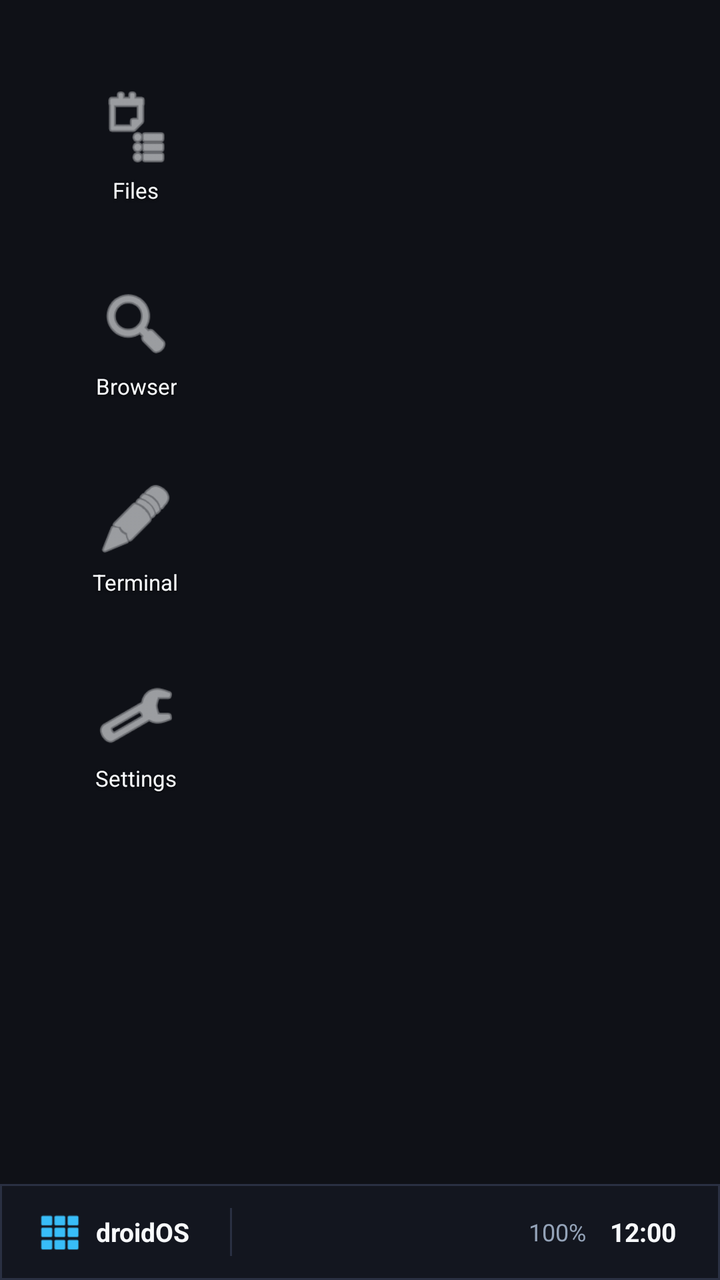
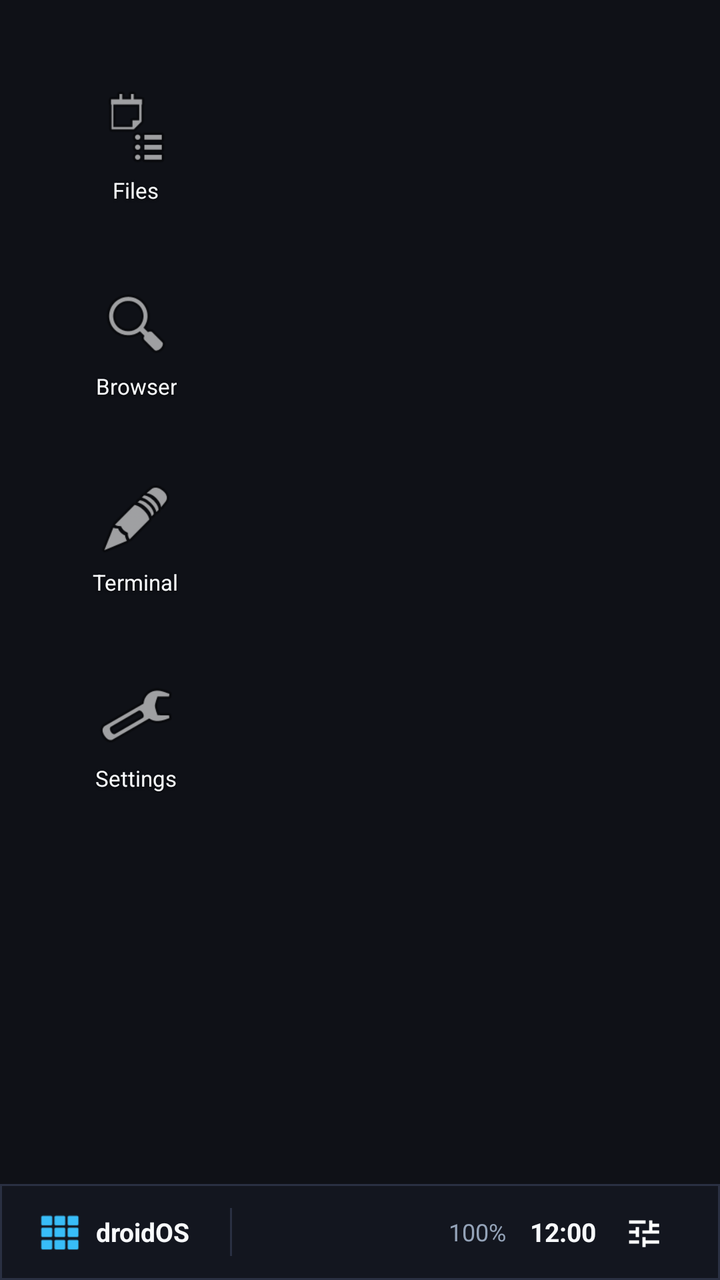

Compare the two renders of this Android layout. The source of the first and the diff that turns it into the second are given below.
<!-- AndroidManifest.xml: application theme Theme.DroidOS.Desktop -->
<!-- res/layout/activity_desktop.xml -->
<?xml version="1.0" encoding="utf-8"?>
<FrameLayout xmlns:android="http://schemas.android.com/apk/res/android"
    android:id="@+id/desktop_root"
    android:layout_width="match_parent"
    android:layout_height="match_parent"
    android:background="@color/desktop_bg">

    
    <LinearLayout
        android:id="@+id/desktop_canvas"
        android:layout_width="match_parent"
        android:layout_height="match_parent"
        android:orientation="vertical"
        android:layout_marginBottom="48dp"
        android:padding="24dp">

        
        <GridLayout
            android:id="@+id/desktop_grid"
            android:layout_width="wrap_content"
            android:layout_height="wrap_content"
            android:columnCount="1"
            android:orientation="vertical"
            android:alignmentMode="alignMargins"
            android:useDefaultMargins="true">

            
            <LinearLayout
                android:id="@+id/icon_files"
                android:layout_width="80dp"
                android:layout_height="90dp"
                android:orientation="vertical"
                android:gravity="center"
                android:background="@drawable/btn_taskbar_selector"
                android:focusable="true"
                android:clickable="true">
                <ImageView
                    android:layout_width="40dp"
                    android:layout_height="40dp"
                    android:src="@android:drawable/ic_menu_agenda"
                    android:tint="@color/text_white" />
                <TextView
                    android:layout_width="wrap_content"
                    android:layout_height="wrap_content"
                    android:text="Files"
                    style="@style/DesktopIconText"
                    android:layout_marginTop="4dp" />
            </LinearLayout>

            
            <LinearLayout
                android:id="@+id/icon_browser"
                android:layout_width="80dp"
                android:layout_height="90dp"
                android:orientation="vertical"
                android:gravity="center"
                android:background="@drawable/btn_taskbar_selector"
                android:focusable="true"
                android:clickable="true">
                <ImageView
                    android:layout_width="40dp"
                    android:layout_height="40dp"
                    android:src="@android:drawable/ic_menu_search"
                    android:tint="@color/text_white" />
                <TextView
                    android:layout_width="wrap_content"
                    android:layout_height="wrap_content"
                    android:text="Browser"
                    style="@style/DesktopIconText"
                    android:layout_marginTop="4dp" />
            </LinearLayout>

            
            <LinearLayout
                android:id="@+id/icon_terminal"
                android:layout_width="80dp"
                android:layout_height="90dp"
                android:orientation="vertical"
                android:gravity="center"
                android:background="@drawable/btn_taskbar_selector"
                android:focusable="true"
                android:clickable="true">
                <ImageView
                    android:layout_width="40dp"
                    android:layout_height="40dp"
                    android:src="@android:drawable/ic_menu_edit"
                    android:tint="@color/text_white" />
                <TextView
                    android:layout_width="wrap_content"
                    android:layout_height="wrap_content"
                    android:text="Terminal"
                    style="@style/DesktopIconText"
                    android:layout_marginTop="4dp" />
            </LinearLayout>

            
            <LinearLayout
                android:id="@+id/icon_settings"
                android:layout_width="80dp"
                android:layout_height="90dp"
                android:orientation="vertical"
                android:gravity="center"
                android:background="@drawable/btn_taskbar_selector"
                android:focusable="true"
                android:clickable="true">
                <ImageView
                    android:layout_width="40dp"
                    android:layout_height="40dp"
                    android:src="@android:drawable/ic_menu_preferences"
                    android:tint="@color/text_white" />
                <TextView
                    android:layout_width="wrap_content"
                    android:layout_height="wrap_content"
                    android:text="Settings"
                    style="@style/DesktopIconText"
                    android:layout_marginTop="4dp" />
            </LinearLayout>

        </GridLayout>

    </LinearLayout>

    
    <LinearLayout
        android:id="@+id/start_menu_container"
        android:layout_width="420dp"
        android:layout_height="480dp"
        android:layout_gravity="bottom|start"
        android:layout_marginBottom="54dp"
        android:layout_marginStart="12dp"
        android:background="@drawable/bg_start_menu"
        android:orientation="vertical"
        android:padding="16dp"
        android:visibility="gone"
        android:elevation="12dp">

        
        <EditText
            android:id="@+id/et_search_apps"
            android:layout_width="match_parent"
            android:layout_height="40dp"
            android:background="#252A3A"
            android:hint="@string/search_apps_hint"
            android:textColorHint="@color/text_muted"
            android:textColor="@color/text_white"
            android:paddingStart="12dp"
            android:paddingEnd="12dp"
            android:textSize="13sp"
            android:layout_marginBottom="12dp"
            android:singleLine="true" />

        
        <GridView
            android:id="@+id/gv_start_apps"
            android:layout_width="match_parent"
            android:layout_height="0dp"
            android:layout_weight="1"
            android:numColumns="4"
            android:verticalSpacing="8dp"
            android:horizontalSpacing="8dp"
            android:stretchMode="columnWidth"
            android:gravity="center" />

        
        <LinearLayout
            android:layout_width="match_parent"
            android:layout_height="40dp"
            android:orientation="horizontal"
            android:gravity="center_vertical"
            android:layout_marginTop="8dp">

            <Button
                android:id="@+id/btn_disconnect_desktop"
                android:layout_width="wrap_content"
                android:layout_height="match_parent"
                android:text="Disconnect"
                style="@style/TaskbarButton"
                android:textColor="#F87171"
                android:textSize="11sp" />

            <View
                android:layout_width="0dp"
                android:layout_height="1dp"
                android:layout_weight="1" />

            <TextView
                android:layout_width="wrap_content"
                android:layout_height="wrap_content"
                android:text="droidOS v1.0"
                android:textColor="@color/text_muted"
                android:textSize="11sp" />
        </LinearLayout>
    </LinearLayout>

    
    <LinearLayout
        android:id="@+id/taskbar"
        android:layout_width="match_parent"
        android:layout_height="48dp"
        android:layout_gravity="bottom"
        android:orientation="horizontal"
        android:gravity="center_vertical"
        android:background="@drawable/bg_taskbar"
        android:paddingStart="8dp"
        android:paddingEnd="8dp">

        
        <LinearLayout
            android:id="@+id/btn_start"
            android:layout_width="wrap_content"
            android:layout_height="match_parent"
            android:orientation="horizontal"
            android:gravity="center_vertical"
            android:background="@drawable/btn_taskbar_selector"
            android:paddingStart="12dp"
            android:paddingEnd="12dp"
            android:clickable="true"
            android:focusable="true">

            <ImageView
                android:layout_width="20dp"
                android:layout_height="20dp"
                android:src="@android:drawable/ic_dialog_dialer"
                android:tint="@color/accent_blue"
                android:layout_marginEnd="8dp" />

            <TextView
                android:layout_width="wrap_content"
                android:layout_height="wrap_content"
                android:text="@string/start_btn_label"
                android:textColor="@color/text_white"
                android:textStyle="bold"
                android:textSize="13sp" />
        </LinearLayout>

        
        <View
            android:layout_width="1dp"
            android:layout_height="24dp"
            android:background="@color/taskbar_border"
            android:layout_marginStart="8dp"
            android:layout_marginEnd="8dp" />

        
        <HorizontalScrollView
            android:layout_width="0dp"
            android:layout_height="match_parent"
            android:layout_weight="1"
            android:scrollbars="none">

            <LinearLayout
                android:id="@+id/running_tasks_container"
                android:layout_width="wrap_content"
                android:layout_height="match_parent"
                android:orientation="horizontal"
                android:gravity="center_vertical" />
        </HorizontalScrollView>

        
        <LinearLayout
            android:id="@+id/system_tray"
            android:layout_width="wrap_content"
            android:layout_height="match_parent"
            android:orientation="horizontal"
            android:gravity="center_vertical">

            
            <TextView
                android:id="@+id/tray_battery"
                android:layout_width="wrap_content"
                android:layout_height="wrap_content"
                android:text="100%"
                android:textColor="@color/text_dim"
                android:textSize="12sp"
                android:layout_marginEnd="12dp" />

            
            <TextView
                android:id="@+id/tray_clock"
                android:layout_width="wrap_content"
                android:layout_height="wrap_content"
                android:text="12:00"
                android:textColor="@color/text_white"
                android:textSize="13sp"
                android:textStyle="bold"
                android:layout_marginEnd="8dp" />

            
            <View
                android:id="@+id/btn_show_desktop"
                android:layout_width="6dp"
                android:layout_height="match_parent"
                android:background="@drawable/btn_taskbar_selector"
                android:clickable="true"
                android:focusable="true" />
        </LinearLayout>

    </LinearLayout>

</FrameLayout>
<!-- resources referenced by this layout -->
<resources>
  <!-- unchanged entries left out for length: 17 -->
</resources>

<!-- the commit's change to res/layout/activity_desktop.xml (unified diff, before → after) -->
@@ -4,6 +4,13 @@
     android:layout_width="match_parent"
     android:layout_height="match_parent"
     android:background="@color/desktop_bg">
+
+    
+    <ImageView
+        android:id="@+id/desktop_wallpaper"
+        android:layout_width="match_parent"
+        android:layout_height="match_parent"
+        android:scaleType="centerCrop" />
 
     
     <LinearLayout
@@ -35,10 +42,10 @@
                 android:focusable="true"
                 android:clickable="true">
                 <ImageView
+                    android:id="@+id/icon_files_img"
                     android:layout_width="40dp"
                     android:layout_height="40dp"
-                    android:src="@android:drawable/ic_menu_agenda"
-                    android:tint="@color/text_white" />
+                    android:src="@android:drawable/ic_menu_agenda" />
                 <TextView
                     android:layout_width="wrap_content"
                     android:layout_height="wrap_content"
@@ -58,10 +65,10 @@
                 android:focusable="true"
                 android:clickable="true">
                 <ImageView
+                    android:id="@+id/icon_browser_img"
                     android:layout_width="40dp"
                     android:layout_height="40dp"
-                    android:src="@android:drawable/ic_menu_search"
-                    android:tint="@color/text_white" />
+                    android:src="@android:drawable/ic_menu_search" />
                 <TextView
                     android:layout_width="wrap_content"
                     android:layout_height="wrap_content"
@@ -81,10 +88,10 @@
                 android:focusable="true"
                 android:clickable="true">
                 <ImageView
+                    android:id="@+id/icon_terminal_img"
                     android:layout_width="40dp"
                     android:layout_height="40dp"
-                    android:src="@android:drawable/ic_menu_edit"
-                    android:tint="@color/text_white" />
+                    android:src="@android:drawable/ic_menu_edit" />
                 <TextView
                     android:layout_width="wrap_content"
                     android:layout_height="wrap_content"
@@ -104,10 +111,10 @@
                 android:focusable="true"
                 android:clickable="true">
                 <ImageView
+                    android:id="@+id/icon_settings_img"
                     android:layout_width="40dp"
                     android:layout_height="40dp"
-                    android:src="@android:drawable/ic_menu_preferences"
-                    android:tint="@color/text_white" />
+                    android:src="@android:drawable/ic_menu_preferences" />
                 <TextView
                     android:layout_width="wrap_content"
                     android:layout_height="wrap_content"
@@ -286,6 +293,18 @@
                 android:layout_marginEnd="8dp" />
 
             
+            <ImageView
+                android:id="@+id/btn_quick_settings"
+                android:layout_width="32dp"
+                android:layout_height="32dp"
+                android:padding="6dp"
+                android:src="@drawable/ic_quick_settings"
+                android:background="@drawable/btn_taskbar_selector"
+                android:layout_marginEnd="8dp"
+                android:clickable="true"
+                android:focusable="true" />
+
+            
             <View
                 android:id="@+id/btn_show_desktop"
                 android:layout_width="6dp"
@@ -297,4 +316,290 @@
 
     </LinearLayout>
 
+    
+    <LinearLayout
+        android:id="@+id/quick_settings_container"
+        android:layout_width="320dp"
+        android:layout_height="wrap_content"
+        android:layout_gravity="bottom|end"
+        android:layout_marginEnd="12dp"
+        android:layout_marginBottom="56dp"
+        android:background="@drawable/bg_quick_settings"
+        android:orientation="vertical"
+        android:padding="16dp"
+        android:visibility="gone"
+        android:elevation="30dp">
+
+        
+        <LinearLayout
+            android:layout_width="match_parent"
+            android:layout_height="wrap_content"
+            android:orientation="horizontal"
+            android:gravity="center_vertical"
+            android:layout_marginBottom="16dp">
+
+            <TextView
+                android:layout_width="0dp"
+                android:layout_height="wrap_content"
+                android:layout_weight="1"
+                android:text="Control Center"
+                android:textColor="@color/text_white"
+                android:textSize="14sp"
+                android:textStyle="bold" />
+
+            
+            <ImageView
+                android:id="@+id/qs_btn_settings"
+                android:layout_width="28dp"
+                android:layout_height="28dp"
+                android:padding="4dp"
+                android:src="@android:drawable/ic_menu_preferences"
+                android:background="@drawable/btn_taskbar_selector"
+                android:clickable="true"
+                android:focusable="true" />
+        </LinearLayout>
+
+        
+        <GridLayout
+            android:layout_width="match_parent"
+            android:layout_height="wrap_content"
+            android:columnCount="2"
+            android:rowCount="2"
+            android:layout_marginBottom="16dp">
+
+            
+            <LinearLayout
+                android:id="@+id/qs_tile_wifi"
+                android:layout_width="0dp"
+                android:layout_height="56dp"
+                android:layout_columnWeight="1"
+                android:layout_marginEnd="4dp"
+                android:layout_marginBottom="8dp"
+                android:background="@drawable/btn_quick_tile"
+                android:orientation="horizontal"
+                android:gravity="center_vertical"
+                android:padding="10dp"
+                android:clickable="true"
+                android:focusable="true">
+                <ImageView
+                    android:layout_width="22dp"
+                    android:layout_height="22dp"
+                    android:src="@drawable/ic_wifi"
+                    android:layout_marginEnd="10dp" />
+                <LinearLayout
+                    android:layout_width="wrap_content"
+                    android:layout_height="wrap_content"
+                    android:orientation="vertical">
+                    <TextView
+                        android:layout_width="wrap_content"
+                        android:layout_height="wrap_content"
+                        android:text="Wi-Fi"
+                        android:textColor="@color/text_white"
+                        android:textSize="12sp"
+                        android:textStyle="bold" />
+                    <TextView
+                        android:id="@+id/qs_status_wifi"
+                        android:layout_width="wrap_content"
+                        android:layout_height="wrap_content"
+                        android:text="Active"
+                        android:textColor="@color/text_dim"
+                        android:textSize="10sp" />
+                </LinearLayout>
+            </LinearLayout>
+
+            
+            <LinearLayout
+                android:id="@+id/qs_tile_bluetooth"
+                android:layout_width="0dp"
+                android:layout_height="56dp"
+                android:layout_columnWeight="1"
+                android:layout_marginStart="4dp"
+                android:layout_marginBottom="8dp"
+                android:background="@drawable/btn_quick_tile"
+                android:orientation="horizontal"
+                android:gravity="center_vertical"
+                android:padding="10dp"
+                android:clickable="true"
+                android:focusable="true">
+                <ImageView
+                    android:layout_width="22dp"
+                    android:layout_height="22dp"
+                    android:src="@drawable/ic_bluetooth"
+                    android:layout_marginEnd="10dp" />
+                <LinearLayout
+                    android:layout_width="wrap_content"
+                    android:layout_height="wrap_content"
+                    android:orientation="vertical">
+                    <TextView
+                        android:layout_width="wrap_content"
+                        android:layout_height="wrap_content"
+                        android:text="Bluetooth"
+                        android:textColor="@color/text_white"
+                        android:textSize="12sp"
+                        android:textStyle="bold" />
+                    <TextView
+                        android:id="@+id/qs_status_bluetooth"
+                        android:layout_width="wrap_content"
+                        android:layout_height="wrap_content"
+                        android:text="Active"
+                        android:textColor="@color/text_dim"
+                        android:textSize="10sp" />
+                </LinearLayout>
+            </LinearLayout>
+
+            
+            <LinearLayout
+                android:id="@+id/qs_tile_control_panel"
+                android:layout_width="0dp"
+                android:layout_height="56dp"
+                android:layout_columnWeight="1"
+                android:layout_marginEnd="4dp"
+                android:background="@drawable/btn_quick_tile"
+                android:orientation="horizontal"
+                android:gravity="center_vertical"
+                android:padding="10dp"
+                android:clickable="true"
+                android:focusable="true">
+                <ImageView
+                    android:layout_width="22dp"
+                    android:layout_height="22dp"
+                    android:src="@drawable/ic_quick_settings"
+                    android:layout_marginEnd="10dp" />
+                <LinearLayout
+                    android:layout_width="wrap_content"
+                    android:layout_height="wrap_content"
+                    android:orientation="vertical">
+                    <TextView
+                        android:layout_width="wrap_content"
+                        android:layout_height="wrap_content"
+                        android:text="Control Panel"
+                        android:textColor="@color/text_white"
+                        android:textSize="12sp"
+                        android:textStyle="bold" />
+                    <TextView
+                        android:layout_width="wrap_content"
+                        android:layout_height="wrap_content"
+                        android:text="Open"
+                        android:textColor="@color/text_dim"
+                        android:textSize="10sp" />
+                </LinearLayout>
+            </LinearLayout>
+
+            
+            <LinearLayout
+                android:id="@+id/qs_tile_files"
+                android:layout_width="0dp"
+                android:layout_height="56dp"
+                android:layout_columnWeight="1"
+                android:layout_marginStart="4dp"
+                android:background="@drawable/btn_quick_tile"
+                android:orientation="horizontal"
+                android:gravity="center_vertical"
+                android:padding="10dp"
+                android:clickable="true"
+                android:focusable="true">
+                <ImageView
+                    android:layout_width="22dp"
+                    android:layout_height="22dp"
+                    android:src="@android:drawable/ic_menu_agenda"
+                    android:layout_marginEnd="10dp" />
+                <LinearLayout
+                    android:layout_width="wrap_content"
+                    android:layout_height="wrap_content"
+                    android:orientation="vertical">
+                    <TextView
+                        android:layout_width="wrap_content"
+                        android:layout_height="wrap_content"
+                        android:text="Storage"
+                        android:textColor="@color/text_white"
+                        android:textSize="12sp"
+                        android:textStyle="bold" />
+                    <TextView
+                        android:layout_width="wrap_content"
+                        android:layout_height="wrap_content"
+                        android:text="Files"
+                        android:textColor="@color/text_dim"
+                        android:textSize="10sp" />
+                </LinearLayout>
+            </LinearLayout>
+
+        </GridLayout>
+
+        
+        <View
+            android:layout_width="match_parent"
+            android:layout_height="1dp"
+            android:background="#26FFFFFF"
+            android:layout_marginBottom="14dp" />
+
+        
+        
+        <LinearLayout
+            android:layout_width="match_parent"
+            android:layout_height="wrap_content"
+            android:orientation="horizontal"
+            android:gravity="center_vertical"
+            android:layout_marginBottom="12dp">
+
+            <ImageView
+                android:layout_width="20dp"
+                android:layout_height="20dp"
+                android:src="@drawable/ic_brightness"
+                android:layout_marginEnd="10dp" />
+
+            <SeekBar
+                android:id="@+id/seek_brightness"
+                android:layout_width="0dp"
+                android:layout_height="wrap_content"
+                android:layout_weight="1"
+                android:max="100"
+                android:progress="70"
+                android:progressTint="#FFFFFF"
+                android:thumbTint="#FFFFFF" />
+
+            <TextView
+                android:id="@+id/tv_brightness_val"
+                android:layout_width="36dp"
+                android:layout_height="wrap_content"
+                android:gravity="end"
+                android:text="70%"
+                android:textColor="@color/text_white"
+                android:textSize="11sp" />
+        </LinearLayout>
+
+        
+        <LinearLayout
+            android:layout_width="match_parent"
+            android:layout_height="wrap_content"
+            android:orientation="horizontal"
+            android:gravity="center_vertical">
+
+            <ImageView
+                android:layout_width="20dp"
+                android:layout_height="20dp"
+                android:src="@drawable/ic_volume"
+                android:layout_marginEnd="10dp" />
+
+            <SeekBar
+                android:id="@+id/seek_volume"
+                android:layout_width="0dp"
+                android:layout_height="wrap_content"
+                android:layout_weight="1"
+                android:max="100"
+                android:progress="60"
+                android:progressTint="#3B82F6"
+                android:thumbTint="#3B82F6" />
+
+            <TextView
+                android:id="@+id/tv_volume_val"
+                android:layout_width="36dp"
+                android:layout_height="wrap_content"
+                android:gravity="end"
+                android:text="60%"
+                android:textColor="@color/text_white"
+                android:textSize="11sp" />
+        </LinearLayout>
+
+    </LinearLayout>
+
 </FrameLayout>
<!-- resource entries referenced after the edit -->
@@ -1,5 +1,93 @@
 <!-- resources referenced by this layout -->
 <resources>
+  <!-- drawable bg_quick_settings (drawable) -->
+  <?xml version="1.0" encoding="utf-8"?>
+  <shape xmlns:android="http://schemas.android.com/apk/res/android"
+      android:shape="rectangle">
+      <solid android:color="#F00F172A" />
+      <corners android:radius="16dp" />
+      <stroke
+          android:width="1dp"
+          android:color="#33FFFFFF" />
+  </shape>
+  <!-- drawable btn_quick_tile (drawable) -->
+  <?xml version="1.0" encoding="utf-8"?>
+  <selector xmlns:android="http://schemas.android.com/apk/res/android">
+      <item android:state_pressed="true">
+          <shape android:shape="rectangle">
+              <solid android:color="#4D3B82F6" />
+              <corners android:radius="12dp" />
+          </shape>
+      </item>
+      <item android:state_selected="true">
+          <shape android:shape="rectangle">
+              <solid android:color="#333B82F6" />
+              <corners android:radius="12dp" />
+              <stroke android:width="1dp" android:color="#3B82F6" />
+          </shape>
+      </item>
+      <item>
+          <shape android:shape="rectangle">
+              <solid android:color="#1AFFFFFF" />
+              <corners android:radius="12dp" />
+          </shape>
+      </item>
+  </selector>
+  <!-- drawable ic_bluetooth (drawable) -->
+  <?xml version="1.0" encoding="utf-8"?>
+  <vector xmlns:android="http://schemas.android.com/apk/res/android"
+      android:width="20dp"
+      android:height="20dp"
+      android:viewportWidth="24"
+      android:viewportHeight="24">
+      <path
+          android:fillColor="#FFFFFFFF"
+          android:pathData="M17.71,7.71L12,2h-1v7.59L6.41,5L5,6.41L10.59,12L5,17.59L6.41,19L11,14.41V22h1l5.71,-5.71l-4.3,-4.29L17.71,7.71z M13,5.83l1.88,1.88L13,9.59V5.83z M14.88,16.29L13,18.17v-3.76L14.88,16.29z" />
+  </vector>
+  <!-- drawable ic_brightness (drawable) -->
+  <?xml version="1.0" encoding="utf-8"?>
+  <vector xmlns:android="http://schemas.android.com/apk/res/android"
+      android:width="20dp"
+      android:height="20dp"
+      android:viewportWidth="24"
+      android:viewportHeight="24">
+      <path
+          android:fillColor="#FFFFFFFF"
+          android:pathData="M12,7c-2.76,0 -5,2.24 -5,5s2.24,5 5,5 5,-2.24 5,-5 -2.24,-5 -5,-5zM2,13h2c0.55,0 1,-0.45 1,-1s-0.45,-1 -1,-1H2c-0.55,0 -1,0.45 -1,1s0.45,1 1,1zm18,0h2c0.55,0 1,-0.45 1,-1s-0.45,-1 -1,-1h-2c-0.55,0 -1,0.45 -1,1s0.45,1 1,1zM11,2v2c0,0.55 0.45,1 1,1s1,-0.45 1,-1V2c0,-0.55 -0.45,-1 -1,-1s-1,0.45 -1,1zm0,18v2c0,0.55 0.45,1 1,1s1,-0.45 1,-1v-2c0,-0.55 -0.45,-1 -1,-1s-1,0.45 -1,1zM5.99,4.58c-0.39,-0.39 -1.03,-0.39 -1.41,0s-0.39,1.03 0,1.41l1.06,1.06c0.39,0.39 1.03,0.39 1.41,0s0.39,-1.03 0,-1.41L5.99,4.58zm12.37,12.37c-0.39,-0.39 -1.03,-0.39 -1.41,0s-0.39,1.03 0,1.41l1.06,1.06c0.39,0.39 1.03,0.39 1.41,0s0.39,-1.03 0,-1.41l-1.06,-1.06zm1.06,-10.96l-1.06,1.06c-0.39,0.39 -0.39,1.03 0,1.41s1.03,0.39 1.41,0l1.06,-1.06c0.39,-0.39 0.39,-1.03 0,-1.41s-1.02,-0.39 -1.41,0zM7.05,18.36l-1.06,1.06c-0.39,0.39 -0.39,1.03 0,1.41s1.03,0.39 1.41,0l1.06,-1.06c0.39,-0.39 0.39,-1.03 0,-1.41s-1.02,-0.39 -1.41,0z" />
+  </vector>
+  <!-- drawable ic_quick_settings (drawable) -->
+  <?xml version="1.0" encoding="utf-8"?>
+  <vector xmlns:android="http://schemas.android.com/apk/res/android"
+      android:width="20dp"
+      android:height="20dp"
+      android:viewportWidth="24"
+      android:viewportHeight="24">
+      <path
+          android:fillColor="#FFFFFFFF"
+          android:pathData="M3,17v2h6v-2H3z M3,5v2h10V5H3z M13,21v-2h8v-2h-8v-2h-2v6H13z M7,9v2H3v2h4v2h2V9H7z M21,13v-2H11v2H21z M17,9h4V7h-4V5h-2v6H17z" />
+  </vector>
+  <!-- drawable ic_volume (drawable) -->
+  <?xml version="1.0" encoding="utf-8"?>
+  <vector xmlns:android="http://schemas.android.com/apk/res/android"
+      android:width="20dp"
+      android:height="20dp"
+      android:viewportWidth="24"
+      android:viewportHeight="24">
+      <path
+          android:fillColor="#FFFFFFFF"
+          android:pathData="M3,9v6h4l5,5V4L7,9H3zm13.5,3c0,-1.77 -1.02,-3.29 -2.5,-4.03v8.05c1.48,-0.73 2.5,-2.25 2.5,-4.02zM14,3.23v2.06c2.89,0.86 5,3.54 5,6.71s-2.11,5.85 -5,6.71v2.06c4.01,-0.91 7,-4.49 7,-8.77s-2.99,-7.86 -7,-8.77z" />
+  </vector>
+  <!-- drawable ic_wifi (drawable) -->
+  <?xml version="1.0" encoding="utf-8"?>
+  <vector xmlns:android="http://schemas.android.com/apk/res/android"
+      android:width="20dp"
+      android:height="20dp"
+      android:viewportWidth="24"
+      android:viewportHeight="24">
+      <path
+          android:fillColor="#FFFFFFFF"
+          android:pathData="M12,4C7.31,4 3.07,5.9 0,8.98L12,21L24,8.98C20.93,5.9 16.69,4 12,4z" />
+  </vector>
   <!-- unchanged entries left out for length: 17 -->
 </resources>
 
